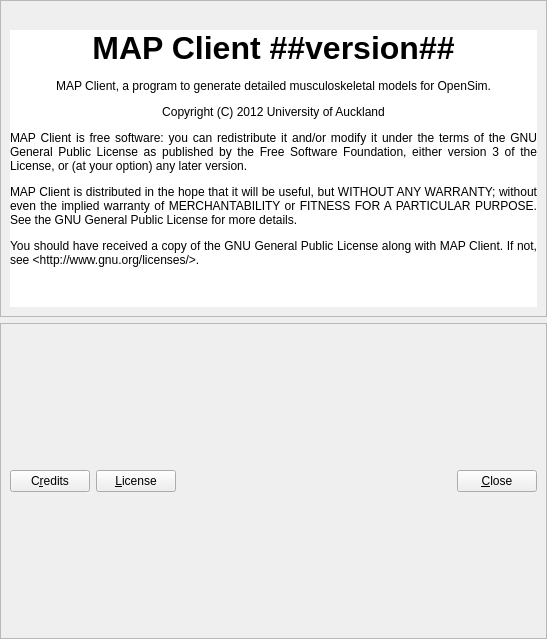
Qt form src/mapclient/view/dialogs/about/qt/aboutdialog.ui (MusculoskeletalAtlasProject/mapclient) before a commit.
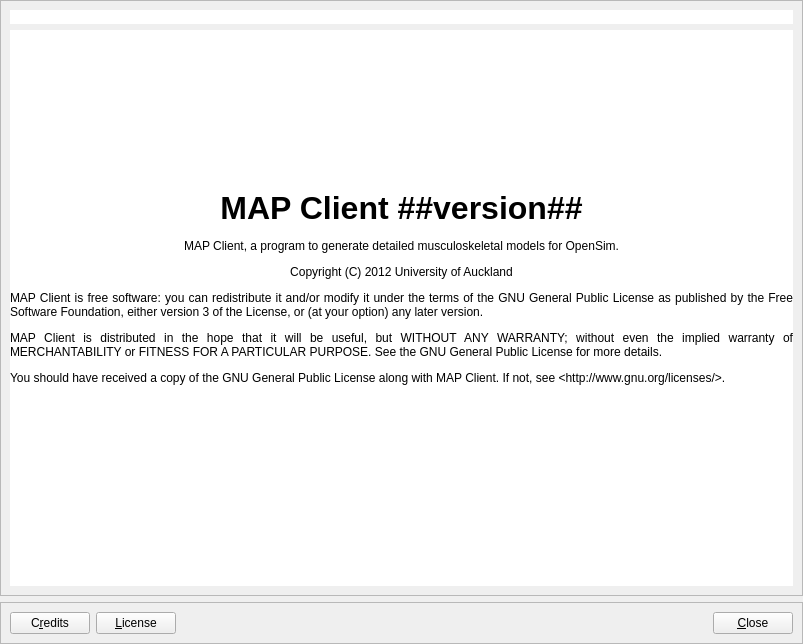
The same form after that commit. Icons and pictures are not drawn.

Commit message: Fix About dialog and children.

What changed in the file:
```diff
--- a/src/mapclient/view/dialogs/about/qt/aboutdialog.ui
+++ b/src/mapclient/view/dialogs/about/qt/aboutdialog.ui
@@ -9,8 +9,8 @@
    <rect>
     <x>0</x>
     <y>0</y>
-    <width>547</width>
-    <height>639</height>
+    <width>803</width>
+    <height>644</height>
    </rect>
   </property>
   <property name="sizePolicy">
@@ -46,6 +46,9 @@
      <layout class="QVBoxLayout" name="verticalLayout">
       <item>
        <widget class="QLabel" name="label_2">
+        <property name="styleSheet">
+         <string notr="true">QLabel { background-color : white }</string>
+        </property>
         <property name="text">
          <string/>
         </property>
@@ -59,15 +62,27 @@
       </item>
       <item>
        <widget class="QLabel" name="aboutTextLabel">
+        <property name="sizePolicy">
+         <sizepolicy hsizetype="Preferred" vsizetype="Expanding">
+          <horstretch>0</horstretch>
+          <verstretch>0</verstretch>
+         </sizepolicy>
+        </property>
         <property name="styleSheet">
-         <string notr="true">QLabel { background-color : white }</string>
+         <string notr="true">QLabel { background-color : white; color: black }</string>
         </property>
         <property name="text">
-         <string>&lt;html&gt;&lt;head/&gt;&lt;body&gt;&lt;p align=&quot;center&quot;&gt;&lt;span style=&quot; font-size:24pt; font-weight:600;&quot;&gt;MAP Client ##version##&lt;/span&gt;&lt;/p&gt;&lt;p align=&quot;center&quot;&gt;MAP Client, a program to generate detailed musculoskeletal models for OpenSim.&lt;/p&gt;&lt;p align=&quot;center&quot;&gt;Copyright (C) 2012 University of Auckland&lt;/p&gt;&lt;p align=&quot;justify&quot;&gt;MAP Client is free software: you can redistribute it and/or modify it under the terms of the GNU General Public License as published by the Free Software Foundation, either version 3 of the License, or (at your option) any later version.&lt;/p&gt;&lt;p align=&quot;justify&quot;&gt;MAP Client is distributed in the hope that it will be useful, but WITHOUT ANY WARRANTY; without even the implied warranty of MERCHANTABILITY or FITNESS FOR A PARTICULAR PURPOSE. See the GNU General Public License for more details.&lt;/p&gt;&lt;p align=&quot;justify&quot;&gt;You should have received a copy of the GNU General Public License along with MAP Client. If not, see &amp;lt;http://www.gnu.org/licenses/&amp;gt;.&lt;/p&gt;&lt;p&gt;&lt;br/&gt;&lt;/p&gt;&lt;/body&gt;&lt;/html&gt;</string>
+         <string>&lt;p align=&quot;center&quot;&gt;&lt;span style=&quot; font-size:24pt; font-weight:600;&quot;&gt;MAP Client ##version##&lt;/span&gt;&lt;/p&gt;&lt;p align=&quot;center&quot;&gt;MAP Client, a program to generate detailed musculoskeletal models for OpenSim.&lt;/p&gt;&lt;p align=&quot;center&quot;&gt;Copyright (C) 2012 University of Auckland&lt;/p&gt;&lt;p align=&quot;justify&quot;&gt;MAP Client is free software: you can redistribute it and/or modify it under the terms of the GNU General Public License as published by the Free Software Foundation, either version 3 of the License, or (at your option) any later version.&lt;/p&gt;&lt;p align=&quot;justify&quot;&gt;MAP Client is distributed in the hope that it will be useful, but WITHOUT ANY WARRANTY; without even the implied warranty of MERCHANTABILITY or FITNESS FOR A PARTICULAR PURPOSE. See the GNU General Public License for more details.&lt;/p&gt;&lt;p align=&quot;justify&quot;&gt;You should have received a copy of the GNU General Public License along with MAP Client. If not, see &amp;lt;http://www.gnu.org/licenses/&amp;gt;.&lt;/p&gt;&lt;p&gt;&lt;br/&gt;&lt;/p&gt;</string>
+        </property>
+        <property name="textFormat">
+         <enum>Qt::RichText</enum>
         </property>
         <property name="wordWrap">
          <bool>true</bool>
         </property>
+        <property name="margin">
+         <number>15</number>
+        </property>
        </widget>
       </item>
      </layout>
```
Left out of the diff: 1 changed line with no effect on the pictures. The commit also changes 2 other files.
